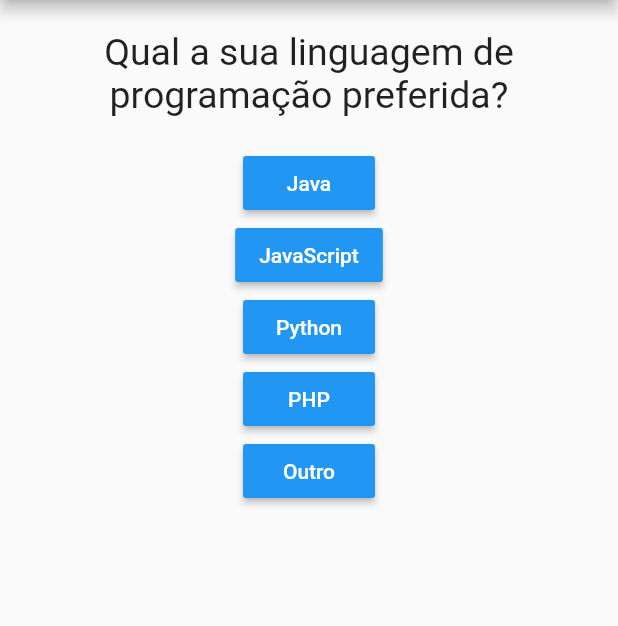
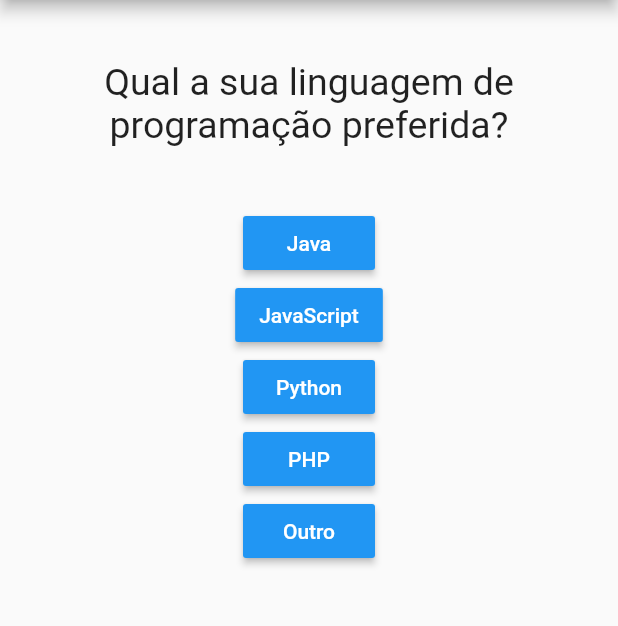
Before and after one commit to Flutter-Studies/Favorite-language, a Flutter app: the screen it shows after launch, on a phone screen of 412 x 824 dp, the part 84-710 px from its top. Run offline on Flutter 3.47's test engine with Material 2 defaults, Android fonts, the phone set to English and light mode, and no system bars.

```diff
--- a/lib/questao.dart
+++ b/lib/questao.dart
@@ -9,8 +9,11 @@ class Questao extends StatelessWidget {
   @override
   Widget build(BuildContext context) {
     return Container(
-      width: double.infinity,
-      margin: EdgeInsets.all(20),
+
+      //width: double.infinity,
+
+      margin: EdgeInsets.symmetric(vertical: 40.0),
+
       child: Text(
         texto,
         style: TextStyle(fontSize: 25),
```
